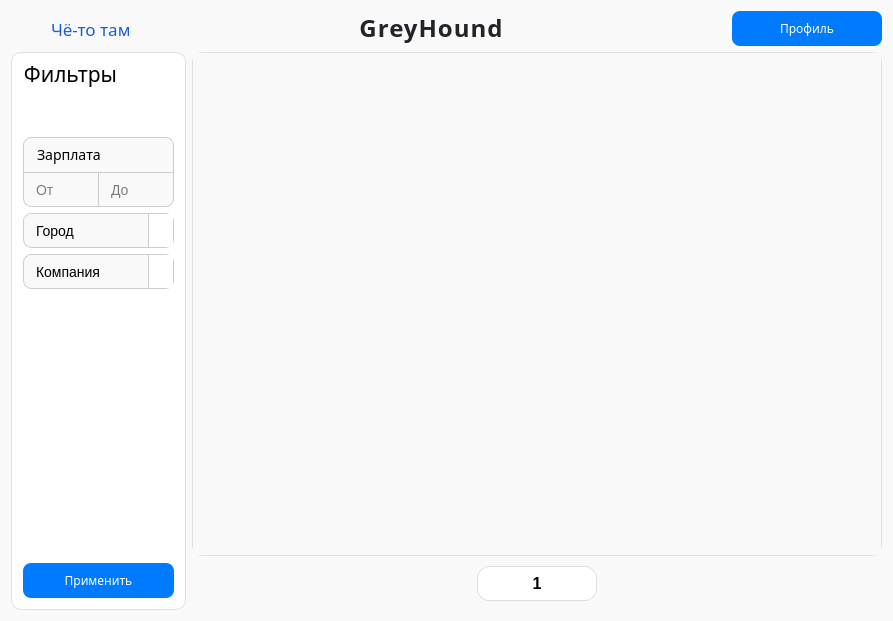
Qt form GreyHound/mainpage.ui (ProteusP/GreyHound-hiring-desktop-app) before a commit.
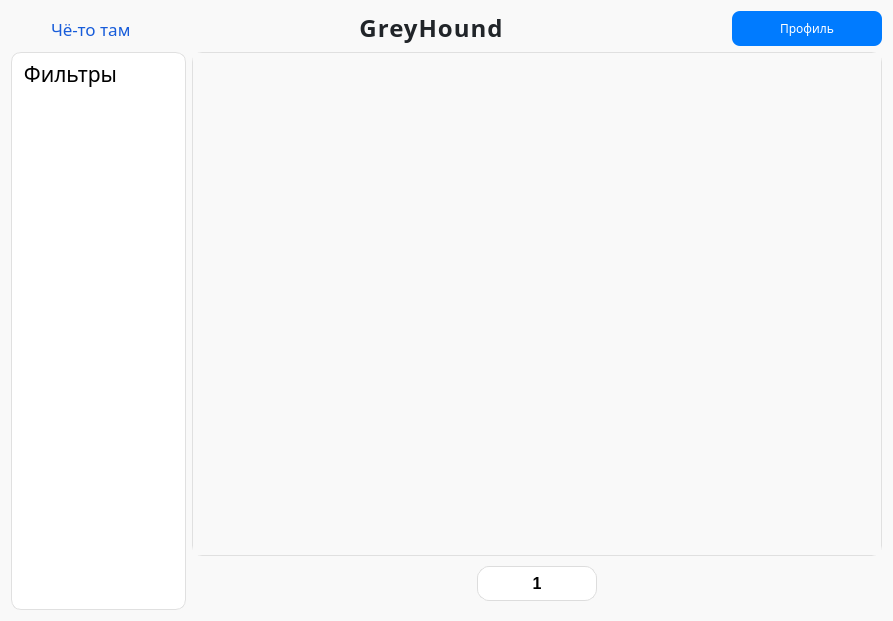
The same form after that commit. Icons and pictures are not drawn.

Patch:
```diff
--- a/GreyHound/mainpage.ui
+++ b/GreyHound/mainpage.ui
@@ -168,377 +168,6 @@
        </item>
       </layout>
      </item>
-     <item row="1" column="0">
-      <widget class="QGroupBox" name="groupBox_3">
-       <property name="sizePolicy">
-        <sizepolicy hsizetype="Fixed" vsizetype="Preferred">
-         <horstretch>0</horstretch>
-         <verstretch>0</verstretch>
-        </sizepolicy>
-       </property>
-       <property name="minimumSize">
-        <size>
-         <width>175</width>
-         <height>0</height>
-        </size>
-       </property>
-       <property name="maximumSize">
-        <size>
-         <width>175</width>
-         <height>16777215</height>
-        </size>
-       </property>
-       <property name="font">
-        <font>
-         <family>Golos Text Medium</family>
-         <pointsize>16</pointsize>
-        </font>
-       </property>
-       <property name="styleSheet">
-        <string notr="true">QGroupBox::title {
-	color: black;
-    left: 10px;
-    top: 7px;
-}
-QGroupBox {
-    border: 1px solid #e0e0e0;
-	border-radius: 10px;
-    background-color: white;
-}
-</string>
-       </property>
-       <property name="title">
-        <string>Фильтры</string>
-       </property>
-       <layout class="QVBoxLayout" name="verticalLayout_4">
-        <item>
-         <layout class="QVBoxLayout" name="verticalLayout_3">
-          <item>
-           <layout class="QVBoxLayout" name="verticalLayout_2">
-            <item>
-             <layout class="QVBoxLayout" name="verticalLayout">
-              <property name="spacing">
-               <number>0</number>
-              </property>
-              <item>
-               <spacer name="verticalSpacer_2">
-                <property name="orientation">
-                 <enum>Qt::Orientation::Vertical</enum>
-                </property>
-                <property name="sizeType">
-                 <enum>QSizePolicy::Policy::Fixed</enum>
-                </property>
-                <property name="sizeHint" stdset="0">
-                 <size>
-                  <width>20</width>
-                  <height>40</height>
-                 </size>
-                </property>
-               </spacer>
-              </item>
-              <item>
-               <widget class="QLabel" name="labelSalary">
-                <property name="sizePolicy">
-                 <sizepolicy hsizetype="Preferred" vsizetype="Fixed">
-                  <horstretch>0</horstretch>
-                  <verstretch>0</verstretch>
-                 </sizepolicy>
-                </property>
-                <property name="minimumSize">
-                 <size>
-                  <width>0</width>
-                  <height>35</height>
-                 </size>
-                </property>
-                <property name="font">
-                 <font>
-                  <family>Golos Text</family>
-                  <pointsize>-1</pointsize>
-                 </font>
-                </property>
-                <property name="styleSheet">
-                 <string notr="true">QLabel {
-	background-color: #f9f9f9;
-    border: 1px solid #ccc;
-    border-radius: 8px;
-    padding: 6px 10px;
-    font-size: 14px;
-    color: black;
-	border-bottom-right-radius: 0px;
-border-bottom-left-radius: 0px;
-border-bottom: none;
-}</string>
-                </property>
-                <property name="text">
-                 <string>Зарплата</string>
-                </property>
-               </widget>
-              </item>
-              <item>
-               <layout class="QHBoxLayout" name="horizontalLayout">
-                <property name="spacing">
-                 <number>0</number>
-                </property>
-                <item>
-                 <widget class="QLineEdit" name="lineEditSalaryFrom">
-                  <property name="minimumSize">
-                   <size>
-                    <width>0</width>
-                    <height>35</height>
-                   </size>
-                  </property>
-                  <property name="styleSheet">
-                   <string notr="true">QLineEdit {
-    background-color: #f9f9f9;
-    border: 1px solid #ccc;
-    border-radius: 8px;
-    padding: 6px 10px;
-    font-size: 14px;
-    color: black;
-	border-top-right-radius: 0px;
-    border-bottom-right-radius: 0px;
-	border-top-left-radius: 0px;
-}
-
-QLineEdit:focus {
-    border: 1px solid #007bff;
-}
-</string>
-                  </property>
-                  <property name="placeholderText">
-                   <string>От</string>
-                  </property>
-                 </widget>
-                </item>
-                <item>
-                 <widget class="QLineEdit" name="lineEditSalaryTo">
-                  <property name="minimumSize">
-                   <size>
-                    <width>0</width>
-                    <height>35</height>
-                   </size>
-                  </property>
-                  <property name="styleSheet">
-                   <string notr="true">QLineEdit {
-    background-color: #f9f9f9;
-    border: 1px solid #ccc;
-    border-radius: 8px;
-    padding: 6px 10px;
-    font-size: 14px;
-    color: black;
-	border-top-left-radius: 0px;
-    border-bottom-left-radius: 0px;
-border-left: none;
-border-top-right-radius: 0px;
-}
-
-QLineEdit:focus {
-    border: 1px solid #007bff;
-}</string>
-                  </property>
-                  <property name="placeholderText">
-                   <string>До</string>
-                  </property>
-                 </widget>
-                </item>
-               </layout>
-              </item>
-             </layout>
-            </item>
-            <item>
-             <widget class="QComboBox" name="comboBoxCity">
-              <property name="minimumSize">
-               <size>
-                <width>0</width>
-                <height>35</height>
-               </size>
-              </property>
-              <property name="styleSheet">
-               <string notr="true">QComboBox {
-    border: 1px solid #ccc;
-    border-radius: 8px;
-    padding: 6px 12px;
-    background-color: #f9f9f9;
-    font-size: 14px;
-	color: black;
-}
-QComboBox QAbstractItemView {
-    background-color: white;
-    color: black;
-    selection-background-color: white;
-    selection-color: black;
-    border: 1px solid #ccc;
-    font-size: 14px;
-
-}
-QComboBox::down-arrow {
-    
-	image: url(:/caret-down.png);
-    width: 12px;
-    height: 12px;
-background-color: white;
-}
-QComboBox::drop-down {
-    subcontrol-origin: padding;
-    subcontrol-position: top right;
-    width: 24px;
-    border-left: 1px solid #ccc;
-background-color: white;
-}</string>
-              </property>
-              <property name="placeholderText">
-               <string>Город</string>
-              </property>
-              <item>
-               <property name="text">
-                <string>Город</string>
-               </property>
-              </item>
-              <item>
-               <property name="text">
-                <string>Москва</string>
-               </property>
-              </item>
-              <item>
-               <property name="text">
-                <string>Санкт-Петербург</string>
-               </property>
-              </item>
-             </widget>
-            </item>
-            <item>
-             <widget class="QComboBox" name="comboBoxCompany">
-              <property name="minimumSize">
-               <size>
-                <width>0</width>
-                <height>35</height>
-               </size>
-              </property>
-              <property name="styleSheet">
-               <string notr="true">QComboBox {
-    border: 1px solid #ccc;
-    border-radius: 8px;
-    padding: 6px 12px;
-    background-color: #f9f9f9;
-    font-size: 14px;
-	color: black;
-}
-QComboBox QAbstractItemView {
-    background-color: white;
-    color: black;
-    selection-background-color: white;
-    selection-color: black;
-    border: 1px solid #ccc;
-    font-size: 14px;
-
-}
-QComboBox::down-arrow {
-    
-	image: url(:/caret-down.png);
-    width: 12px;
-    height: 12px;
-background-color: white;
-}
-QComboBox::drop-down {
-    subcontrol-origin: padding;
-    subcontrol-position: top right;
-    width: 24px;
-    border-left: 1px solid #ccc;
-background-color: white;
-}</string>
-              </property>
-              <property name="placeholderText">
-               <string>Компания</string>
-              </property>
-              <item>
-               <property name="text">
-                <string>Компания</string>
-               </property>
-              </item>
-              <item>
-               <property name="text">
-                <string>Авито</string>
-               </property>
-              </item>
-              <item>
-               <property name="text">
-                <string>Яндекс</string>
-               </property>
-              </item>
-              <item>
-               <property name="text">
-                <string>Озон</string>
-               </property>
-              </item>
-              <item>
-               <property name="text">
-                <string>YADRO</string>
-               </property>
-              </item>
-             </widget>
-            </item>
-            <item>
-             <spacer name="verticalSpacer">
-              <property name="orientation">
-               <enum>Qt::Orientation::Vertical</enum>
-              </property>
-              <property name="sizeHint" stdset="0">
-               <size>
-                <width>20</width>
-                <height>40</height>
-               </size>
-              </property>
-             </spacer>
-            </item>
-           </layout>
-          </item>
-          <item>
-           <widget class="QPushButton" name="applyPB">
-            <property name="sizePolicy">
-             <sizepolicy hsizetype="Preferred" vsizetype="Fixed">
-              <horstretch>0</horstretch>
-              <verstretch>0</verstretch>
-             </sizepolicy>
-            </property>
-            <property name="minimumSize">
-             <size>
-              <width>0</width>
-              <height>35</height>
-             </size>
-            </property>
-            <property name="maximumSize">
-             <size>
-              <width>16777215</width>
-              <height>16777215</height>
-             </size>
-            </property>
-            <property name="font">
-             <font>
-              <family>Golos Text</family>
-             </font>
-            </property>
-            <property name="styleSheet">
-             <string notr="true">QPushButton {
-    background-color: #007bff;
-    color: white;
-    border: none;
-    border-radius: 8px;
-}
-
-QPushButton:hover {
-    background-color: #005ecb;
-}</string>
-            </property>
-            <property name="text">
-             <string>Применить</string>
-            </property>
-           </widget>
-          </item>
-         </layout>
-        </item>
-       </layout>
-      </widget>
-     </item>
      <item row="1" column="1">
       <layout class="QVBoxLayout" name="verticalLayout_5">
        <property name="spacing">
@@ -756,6 +385,51 @@
        </item>
       </layout>
      </item>
+     <item row="1" column="0">
+      <widget class="QGroupBox" name="groupBox_3">
+       <property name="sizePolicy">
+        <sizepolicy hsizetype="Fixed" vsizetype="Preferred">
+         <horstretch>0</horstretch>
+         <verstretch>0</verstretch>
+        </sizepolicy>
+       </property>
+       <property name="minimumSize">
+        <size>
+         <width>175</width>
+         <height>0</height>
+        </size>
+       </property>
+       <property name="maximumSize">
+        <size>
+         <width>175</width>
+         <height>16777215</height>
+        </size>
+       </property>
+       <property name="font">
+        <font>
+         <family>Golos Text Medium</family>
+         <pointsize>16</pointsize>
+        </font>
+       </property>
+       <property name="styleSheet">
+        <string notr="true">QGroupBox::title {
+	color: black;
+    left: 10px;
+    top: 7px;
+}
+QGroupBox {
+    border: 1px solid #e0e0e0;
+	border-radius: 10px;
+    background-color: white;
+}
+</string>
+       </property>
+       <property name="title">
+        <string>Фильтры</string>
+       </property>
+       <layout class="QVBoxLayout" name="verticalLayout_4"/>
+      </widget>
+     </item>
     </layout>
    </item>
   </layout>
```
